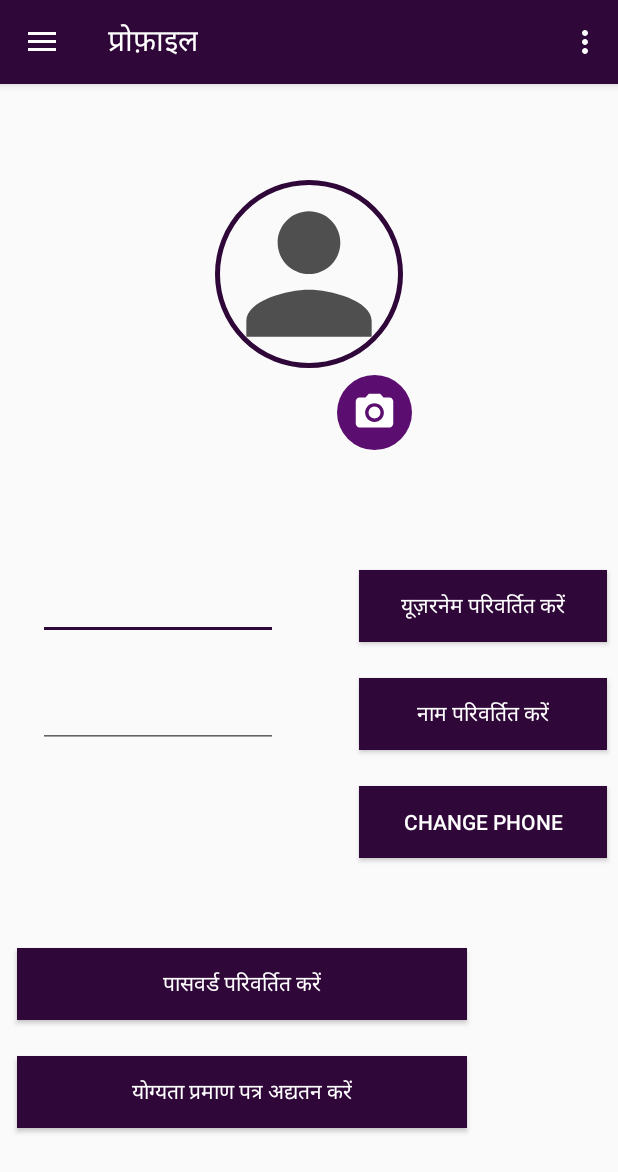
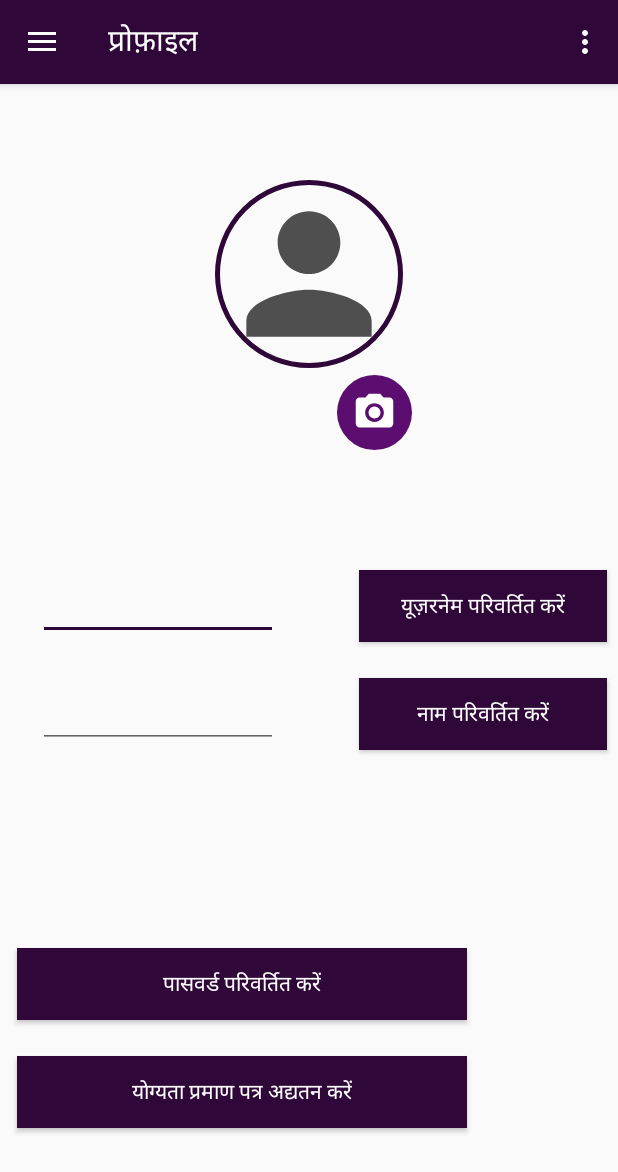
Before and after one commit to iSarcastic99/BC79_EDWATH_RKGIT, an Android app: the Profile screen opened directly, with no data from a screen before it, on a phone screen of 412 x 824 dp. Shown: the top 1172 px of the screen. Run offline under Robolectric (Android 15) with nearby library versions, the phone set to English and light mode, and no system bars; our stand-ins replace CircleImageView, Firebase (no records; nobody signed in at launch, a user with empty details on screens opened directly); libraries missing offline, so code that uses them is left out: com.firebase.client; 13 statements that could not run were skipped.

Commit message:
Resolved runtime error in Profile.java

```diff
--- a/ROJGAR/app/src/main/res/layout/activity_profile.xml
+++ b/ROJGAR/app/src/main/res/layout/activity_profile.xml
@@ -93,19 +93,6 @@
         app:layout_constraintVertical_bias="0.55"
         app:layout_constraintHorizontal_bias="0.97"/>
 
-    <Button
-        android:layout_width="165dp"
-        android:layout_height="wrap_content"
-        android:background="@color/colorPrimary"
-        android:textColor="#ffffff"
-        android:id="@+id/phoneBT"
-        android:text="Change Phone"
-        app:layout_constraintBottom_toBottomOf="parent"
-        app:layout_constraintEnd_toEndOf="parent"
-        app:layout_constraintStart_toStartOf="parent"
-        app:layout_constraintTop_toTopOf="parent"
-        app:layout_constraintVertical_bias="0.65"
-        app:layout_constraintHorizontal_bias="0.97"/>
 
     <Button
         android:layout_width="300dp"
```
Also changed, not shown: ROJGAR/app/src/main/java/com/example/sih/Profile.java (+0 -10 lines).
